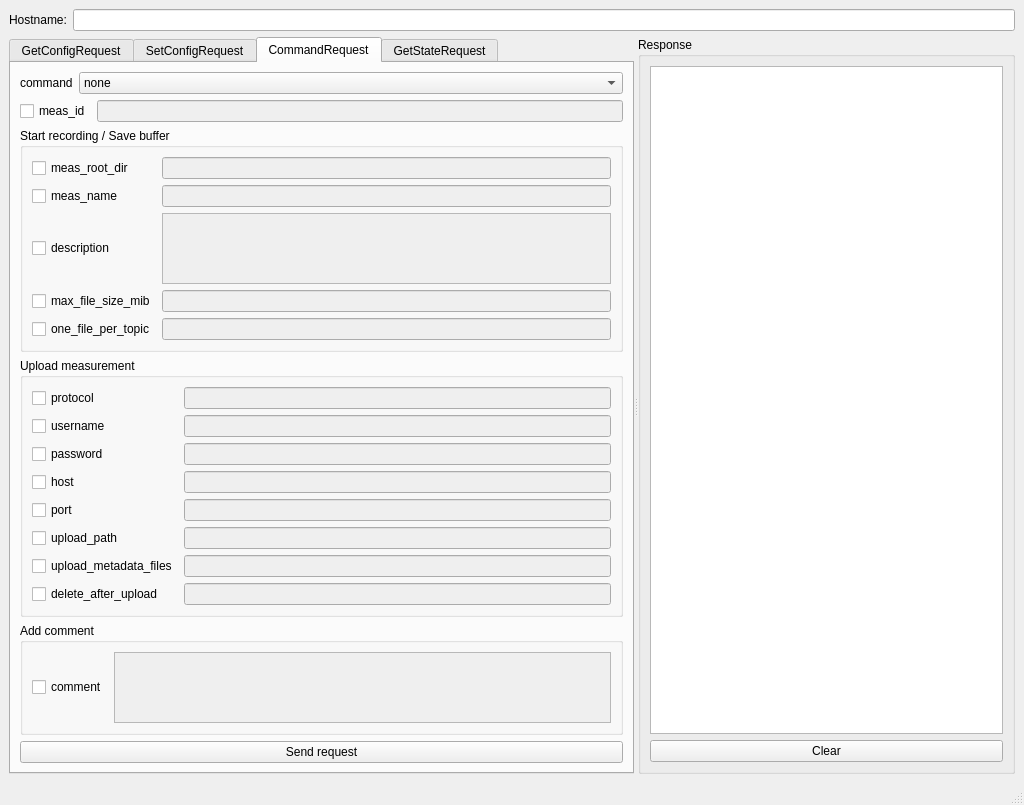
This is samples/cpp/services/rec_client_service_gui/src/MainWindow.ui in eclipse-ecal/ecal as Qt 5 draws it before an edit. The edited form follows.
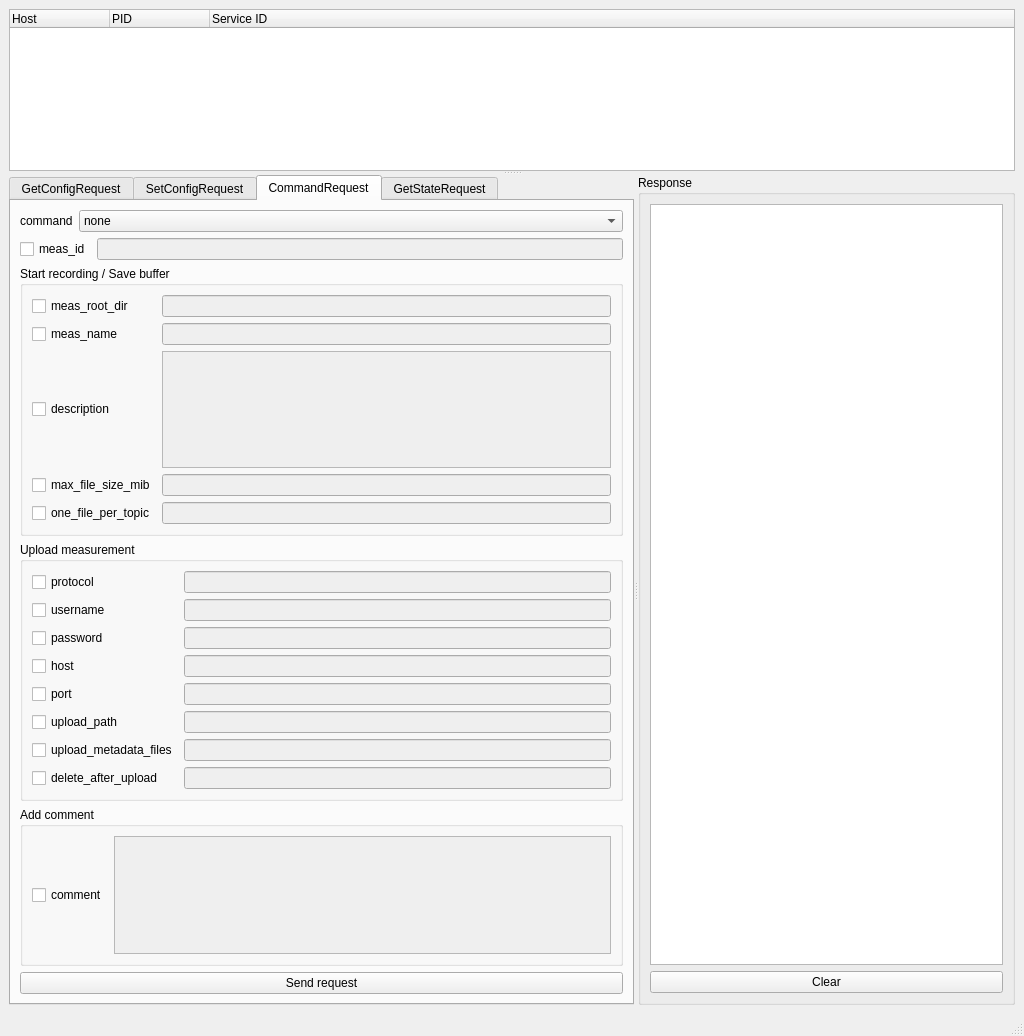
This is the edited form. Icons and pictures are not drawn.

Commit message: Added rec client selection list to Rec Client Service GUI

The edit to the form file:
```diff
--- a/samples/cpp/services/rec_client_service_gui/src/MainWindow.ui
+++ b/samples/cpp/services/rec_client_service_gui/src/MainWindow.ui
@@ -7,7 +7,7 @@
     <x>0</x>
     <y>0</y>
     <width>1024</width>
-    <height>731</height>
+    <height>1036</height>
    </rect>
   </property>
   <property name="sizePolicy">
@@ -16,6 +16,12 @@
     <verstretch>0</verstretch>
    </sizepolicy>
   </property>
+  <property name="minimumSize">
+   <size>
+    <width>0</width>
+    <height>10</height>
+   </size>
+  </property>
   <property name="windowIcon">
    <iconset>
     <normaloff>:/ecalplay/APP_ICON</normaloff>:/ecalplay/APP_ICON</iconset>
@@ -26,20 +32,30 @@
   <widget class="QWidget" name="centralwidget">
    <layout class="QVBoxLayout" name="verticalLayout">
     <item>
-     <layout class="QHBoxLayout" name="horizontalLayout">
-      <item>
-       <widget class="QLabel" name="label_2">
+     <widget class="QSplitter" name="splitter_2">
+      <property name="orientation">
+       <enum>Qt::Vertical</enum>
+      </property>
+      <widget class="QTreeWidget" name="client_list_tree_widget">
+       <property name="selectionMode">
+        <enum>QAbstractItemView::NoSelection</enum>
+       </property>
+       <column>
         <property name="text">
-         <string>Hostname:</string>
+         <string>Host</string>
         </property>
-       </widget>
-      </item>
-      <item>
-       <widget class="QLineEdit" name="hostname_lineedit"/>
-      </item>
-     </layout>
-    </item>
-    <item>
+       </column>
+       <column>
+        <property name="text">
+         <string>PID</string>
+        </property>
+       </column>
+       <column>
+        <property name="text">
+         <string>Service ID</string>
+        </property>
+       </column>
+      </widget>
      <widget class="QSplitter" name="splitter">
       <property name="orientation">
        <enum>Qt::Horizontal</enum>
@@ -567,6 +583,7 @@
        </layout>
       </widget>
      </widget>
+     </widget>
     </item>
    </layout>
   </widget>
```
Left out of the diff: 1 changed line with no effect on the pictures. Lines whose indentation alone changed are shown as unchanged. The commit also changes 2 other files.
